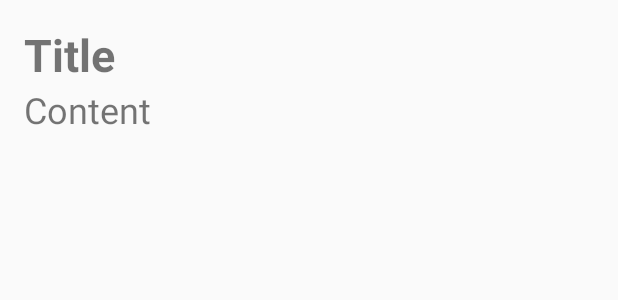
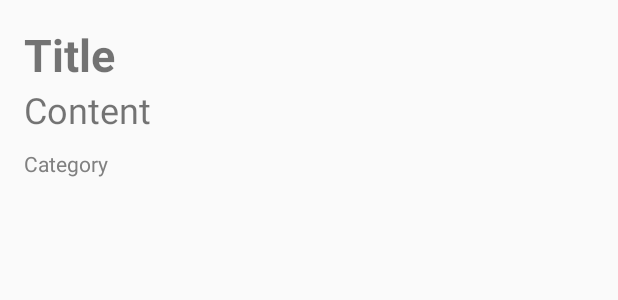
Before and after one commit to astraszab/Livret, an Android app: the layout list_item_note.xml on its own in the app's theme, with its tools: preview values and no code run, on a phone screen of 412 x 824 dp. Shown: the top 300 px of the screen. Run offline under Robolectric (Android 15) with nearby library versions, the phone set to English and light mode, and no system bars.

Commit message:
Add category to recycler view item

```diff
--- a/app/src/main/java/com/example/livret/notes/BindingUtils.kt
+++ b/app/src/main/java/com/example/livret/notes/BindingUtils.kt
@@ -13,3 +13,8 @@ fun TextView.setNoteTitle(item: Note) {
 fun TextView.setNoteContent(item: Note) {
     text = item.content
 }
+
+@BindingAdapter("noteCategory")
+fun TextView.setNoteCategory(item: Note) {
+    text = item.category
+}
--- a/app/src/main/res/layout/fragment_notes.xml
+++ b/app/src/main/res/layout/fragment_notes.xml
@@ -68,7 +68,8 @@
             android:hint="@string/searchPrompt"
             app:layout_constraintEnd_toEndOf="parent"
             app:layout_constraintStart_toStartOf="parent"
-            app:layout_constraintTop_toTopOf="parent" />
+            app:layout_constraintTop_toTopOf="parent"
+            android:importantForAutofill="no" />
 
 
     </androidx.constraintlayout.widget.ConstraintLayout>
--- a/app/src/main/res/layout/list_item_note.xml
+++ b/app/src/main/res/layout/list_item_note.xml
@@ -42,6 +42,17 @@
             app:noteContent="@{note}"
             tools:text="Content" />
 
+        <TextView
+            android:id="@+id/note_category"
+            android:layout_width="wrap_content"
+            android:layout_height="wrap_content"
+            android:layout_marginTop="10dp"
+            android:textColor="#808080"
+            app:layout_constraintStart_toStartOf="parent"
+            app:layout_constraintTop_toBottomOf="@+id/note_content"
+            app:noteCategory="@{note}"
+            tools:text="Category" />
+
 
     </androidx.constraintlayout.widget.ConstraintLayout>
 </layout>
```
